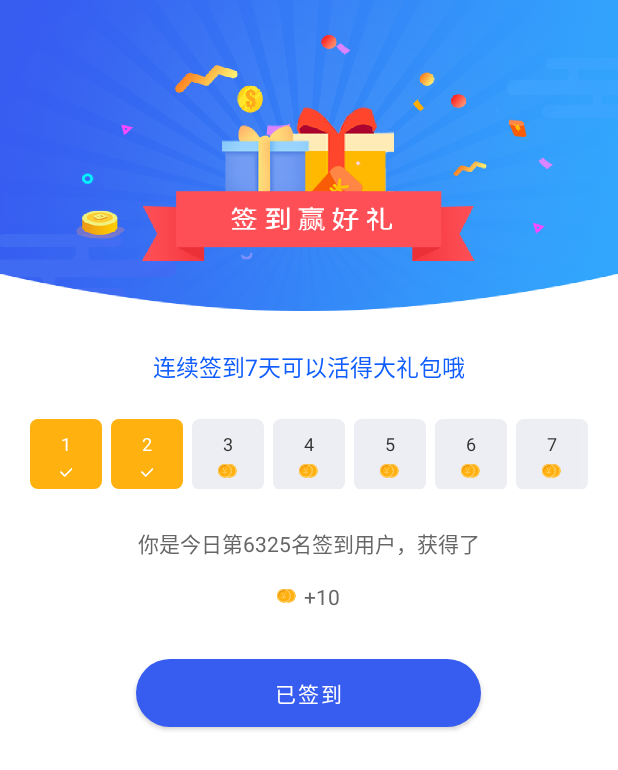
After one commit to Xzhaohao/financial, an Android app: the SignInActivity screen opened directly, with no data from a screen before it, on a phone screen of 412 x 824 dp. The commit adds this screen. Shown: the top 770 px of the screen. Run offline under Robolectric (Android 15) with nearby library versions, the phone set to English and light mode, and no system bars.

Commit message:
签到页

```diff
--- a/app/src/main/AndroidManifest.xml
+++ b/app/src/main/AndroidManifest.xml
@@ -2,13 +2,12 @@
 <manifest xmlns:android="http://schemas.android.com/apk/res/android"
     xmlns:tools="http://schemas.android.com/tools"
     package="org.kuro.financial">
-
     <!-- 开启网络访问权限 -->
-    <uses-permission android:name="android.permission.INTERNET"/>
+    <uses-permission android:name="android.permission.INTERNET" />
     <!-- 允许访问网络状态的权限 -->
-    <uses-permission android:name="android.permission.ACCESS_NETWORK_STATE"/>
+    <uses-permission android:name="android.permission.ACCESS_NETWORK_STATE" />
     <!-- 允许访问wifi状态的权限 -->
-    <uses-permission android:name="android.permission.ACCESS_WIFI_STATE"/>
+    <uses-permission android:name="android.permission.ACCESS_WIFI_STATE" />
 
     <application
         android:allowBackup="false"
@@ -39,6 +38,8 @@
         <activity android:name=".MainActivity" android:exported="false" />
         <!-- 登录页 -->
         <activity android:name=".ui.LoginActivity" android:exported="false" />
+        <!-- 签到页 -->
+        <activity android:name=".ui.SignInActivity" android:exported="false" />
     </application>
 
 </manifest>
--- /dev/null
+++ b/app/src/main/java/org/kuro/financial/adapter/SignInAdapter.java
@@ -0,0 +1,47 @@
+package org.kuro.financial.adapter;
+
+import android.content.Context;
+import android.view.LayoutInflater;
+import android.view.View;
+import android.view.ViewGroup;
+import android.widget.BaseAdapter;
+import android.widget.TextView;
+
+import org.kuro.financial.R;
+
+public class SignInAdapter extends BaseAdapter {
+
+    private final Context mContext;
+
+    public SignInAdapter(Context context) {
+        this.mContext = context;
+    }
+
+    @Override
+    public int getCount() {
+        return 7;
+    }
+
+    @Override
+    public Object getItem(int position) {
+        return null;
+    }
+
+    @Override
+    public long getItemId(int position) {
+        return 0;
+    }
+
+    @Override
+    public View getView(int position, View convertView, ViewGroup parent) {
+        TextView signInCard;
+        LayoutInflater inflater = LayoutInflater.from(mContext);
+        if (position < 2) {
+            signInCard = (TextView) inflater.inflate(R.layout.sign_in_card, null);
+        } else {
+            signInCard = (TextView) inflater.inflate(R.layout.sign_in_not_card, null);
+        }
+        signInCard.setText(String.valueOf(position + 1));
+        return signInCard;
+    }
+}
--- a/app/src/main/java/org/kuro/financial/fragment/MineFragment.java
+++ b/app/src/main/java/org/kuro/financial/fragment/MineFragment.java
@@ -5,6 +5,7 @@ import android.widget.TextView;
 
 import org.kuro.financial.R;
 import org.kuro.financial.base.BaseFragment;
+import org.kuro.financial.ui.SignInActivity;
 import org.kuro.financial.view.avatar.Avatar;
 
 public class MineFragment extends BaseFragment {
@@ -23,9 +24,11 @@ public class MineFragment extends BaseFragment {
 
     @Override
     protected void initView() {
+        // 头像
         Avatar avatar = mRootView.findViewById(R.id.mine_avatar);
         avatar.setImageUrl(avatar, "https://nlgc-api.oss-cn-shenzhen.aliyuncs.com/avatar/3.png", true);
 
+        // 显示与隐藏资产
         TextView property = mRootView.findViewById(R.id.mine_property);
         TextView incomeYesterday = mRootView.findViewById(R.id.mine_income_yesterday);
         TextView incomeCount = mRootView.findViewById(R.id.mine_income_count);
@@ -43,6 +46,10 @@ public class MineFragment extends BaseFragment {
                 eye.setImageResource(R.mipmap.no_eye);
             }
         });
+
+        // 跳转签到页面
+        TextView signIn = mRootView.findViewById(R.id.mine_sign_in);
+        signIn.setOnClickListener(v -> navigateTo(SignInActivity.class));
     }
 
     @Override
--- /dev/null
+++ b/app/src/main/java/org/kuro/financial/ui/SignInActivity.java
@@ -0,0 +1,25 @@
+package org.kuro.financial.ui;
+
+import android.os.Bundle;
+import android.widget.GridView;
+
+import org.kuro.financial.R;
+import org.kuro.financial.adapter.SignInAdapter;
+import org.kuro.financial.base.BaseUIActivity;
+
+public class SignInActivity extends BaseUIActivity {
+
+    @Override
+    protected void onCreate(Bundle savedInstanceState) {
+        super.onCreate(savedInstanceState);
+        setContentView(R.layout.activity_sign_in);
+
+        initView();
+    }
+
+
+    private void initView() {
+        GridView layout = findViewById(R.id.sign_in_days);
+        layout.setAdapter(new SignInAdapter(this));
+    }
+}
--- /dev/null
+++ b/app/src/main/res/drawable/sign_in_card_bg.xml
@@ -0,0 +1,8 @@
+<?xml version="1.0" encoding="utf-8"?>
+<shape xmlns:android="http://schemas.android.com/apk/res/android"
+    android:shape="rectangle">
+
+    <corners android:radius="5dp" />
+    <solid android:color="#ffb10f" />
+
+</shape>
--- /dev/null
+++ b/app/src/main/res/drawable/sign_in_not_card_bg.xml
@@ -0,0 +1,8 @@
+<?xml version="1.0" encoding="utf-8"?>
+<shape xmlns:android="http://schemas.android.com/apk/res/android"
+    android:shape="rectangle">
+
+    <corners android:radius="5dp" />
+    <solid android:color="#eceef3" />
+
+</shape>
--- /dev/null
+++ b/app/src/main/res/layout/activity_sign_in.xml
@@ -0,0 +1,66 @@
+<?xml version="1.0" encoding="utf-8"?>
+<LinearLayout xmlns:android="http://schemas.android.com/apk/res/android"
+    xmlns:app="http://schemas.android.com/apk/res-auto"
+    xmlns:tools="http://schemas.android.com/tools"
+    android:layout_width="match_parent"
+    android:layout_height="match_parent"
+    android:background="@color/white"
+    android:orientation="vertical"
+    tools:context=".ui.SignInActivity">
+
+    <ImageView
+        android:layout_width="match_parent"
+        android:layout_height="207dp"
+        android:contentDescription="@string/mine_sign_in"
+        android:scaleType="fitXY"
+        android:src="@mipmap/sign_in_bg" />
+
+    <TextView
+        android:layout_width="match_parent"
+        android:layout_height="wrap_content"
+        android:layout_marginTop="25dp"
+        android:layout_marginBottom="23dp"
+        android:gravity="center"
+        android:text="@string/sign_tip"
+        android:textColor="#0f5dff"
+        android:textSize="15sp" />
+
+    <GridView
+        android:id="@+id/sign_in_days"
+        android:layout_width="match_parent"
+        android:layout_height="wrap_content"
+        android:layout_marginStart="20dp"
+        android:layout_marginEnd="20dp"
+        android:gravity="center"
+        android:horizontalSpacing="6dp"
+        android:numColumns="7" />
+
+    <TextView
+        android:layout_width="match_parent"
+        android:layout_height="wrap_content"
+        android:layout_marginTop="25dp"
+        android:gravity="center"
+        android:text="@string/sign_ranking"
+        android:textColor="@color/gray_6" />
+
+    <TextView
+        android:layout_width="wrap_content"
+        android:layout_height="wrap_content"
+        android:layout_gravity="center"
+        android:layout_marginTop="15dp"
+        android:drawablePadding="5dp"
+        android:text="@string/sign_gold"
+        android:textColor="@color/gray_6"
+        app:drawableLeftCompat="@mipmap/gold" />
+
+    <com.google.android.material.button.MaterialButton
+        android:layout_width="230dp"
+        android:layout_height="wrap_content"
+        android:layout_gravity="center"
+        android:layout_marginTop="26dp"
+        android:paddingTop="12dp"
+        android:paddingBottom="12dp"
+        android:text="@string/sign_in"
+        android:textColor="@color/white"
+        app:cornerRadius="50dip" />
+</LinearLayout>
--- a/app/src/main/res/layout/fragment_mine.xml
+++ b/app/src/main/res/layout/fragment_mine.xml
@@ -118,6 +118,7 @@
         android:paddingEnd="20dp">
 
         <TextView
+            android:id="@+id/mine_sign_in"
             style="@style/mine_menu_item"
             android:text="@string/mine_sign_in"
             app:drawableTopCompat="@mipmap/mine_sign_in" />
--- /dev/null
+++ b/app/src/main/res/layout/sign_in_card.xml
@@ -0,0 +1,8 @@
+<?xml version="1.0" encoding="utf-8"?>
+<TextView xmlns:android="http://schemas.android.com/apk/res/android"
+    xmlns:app="http://schemas.android.com/apk/res-auto"
+    style="@style/sign_card"
+    android:background="@drawable/sign_in_card_bg"
+    android:drawablePadding="8dp"
+    android:textColor="@color/white"
+    app:drawableBottomCompat="@mipmap/cross_out" />
--- /dev/null
+++ b/app/src/main/res/layout/sign_in_not_card.xml
@@ -0,0 +1,8 @@
+<?xml version="1.0" encoding="utf-8"?>
+<TextView xmlns:android="http://schemas.android.com/apk/res/android"
+    xmlns:app="http://schemas.android.com/apk/res-auto"
+    style="@style/sign_card"
+    android:background="@drawable/sign_in_not_card_bg"
+    android:drawablePadding="5dp"
+    android:textColor="@color/blackText3"
+    app:drawableBottomCompat="@mipmap/gold" />
--- a/app/src/main/res/values/strings.xml
+++ b/app/src/main/res/values/strings.xml
@@ -82,4 +82,10 @@
     <string name="finances_income">满期年化收益率</string>
     <string name="finances_accrual">当日起息</string>
     <string name="finances_regular">定期理财</string>
+
+    <!-- 签到 -->
+    <string name="sign_tip">连续签到7天可以活得大礼包哦</string>
+    <string name="sign_ranking">你是今日第6325名签到用户，获得了</string>
+    <string name="sign_gold">+10</string>
+    <string name="sign_in">已签到</string>
 </resources>
--- /dev/null
+++ b/app/src/main/res/values/styles_sign_in.xml
@@ -0,0 +1,15 @@
+<?xml version="1.0" encoding="utf-8"?>
+<resources>
+    <!-- 签到天数卡片 -->
+    <style name="sign_card">
+        <item name="android:layout_width">wrap_content</item>
+        <item name="android:layout_height">wrap_content</item>
+        <item name="android:drawablePadding">5dp</item>
+        <item name="android:gravity">center</item>
+        <item name="android:paddingStart">12dp</item>
+        <item name="android:paddingEnd">12dp</item>
+        <item name="android:paddingTop">8dp</item>
+        <item name="android:paddingBottom">8dp</item>
+        <item name="android:textSize">12sp</item>
+    </style>
+</resources>
```
Also changed, not shown: app/src/main/res/mipmap-xxhdpi/cross_out.png (added), app/src/main/res/mipmap-xxhdpi/gold.png (added), app/src/main/res/mipmap-xxhdpi/sign_in_bg.png (added), 2 other files.
